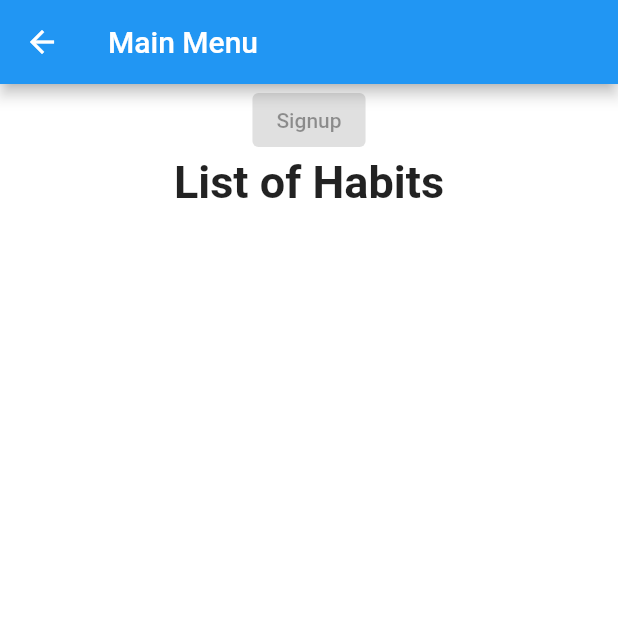
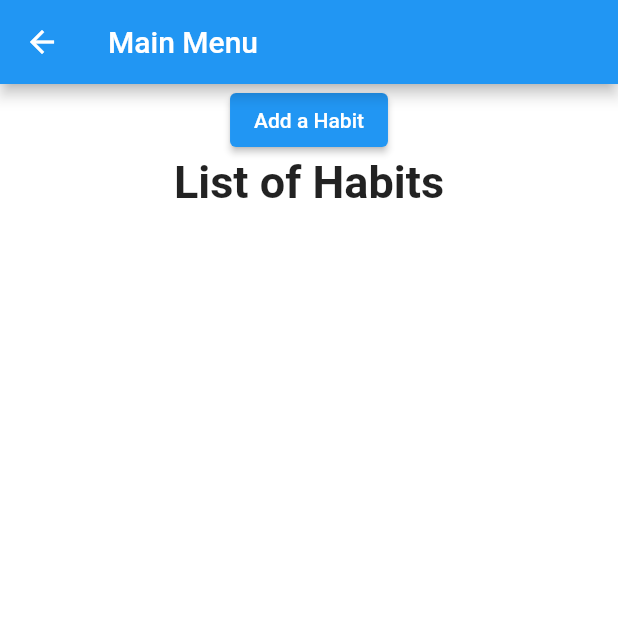
Before and after one commit to schwalbevans/better_with_friends, a Flutter app: the initalMenu screen opened directly, on a phone screen of 412 x 824 dp, the top half of it. Run offline on Flutter 3.47's test engine with Material 2 defaults, Android fonts, the phone set to English and light mode, and no system bars; our stand-ins replace firebase_auth, firebase_core; accounts and stored records are empty.

Commit message:
Added dialog box to add habit

```diff
--- a/lib/screens/components/menu_body.dart
+++ b/lib/screens/components/menu_body.dart
@@ -1,25 +1,45 @@
 
-import 'dart:ffi';
+
+
+
 import 'package:better_with_friends/screens/components/background_menu.dart';
 import 'package:flutter/material.dart';
 
 class menuBody extends StatelessWidget {
+
+
+
   @override
   Widget build(BuildContext context) {
     return Background_Menu(
       child: Column(
         //mainAxisAlignment: MainAxisAlignment.center,
-        children: const <Widget>[
-          ElevatedButton(onPressed: null,
-              child: Text('Signup')),
-          Text("List of Habits",
+        children: <Widget>[
+          ElevatedButton(
+              onPressed: () {
+                openDialog(context);
+              },
+              child: const Text('Add a Habit')),
+          const Text("List of Habits",
         style: TextStyle(fontWeight: FontWeight.bold,fontSize: 30)
     ),
-
 
     ],
 
     ),
+
     );
+
   }
+
+void openDialog(context) => showDialog( builder: (context) => AlertDialog(
+    title: Text('New Habit'),
+    content: TextField(
+      decoration: InputDecoration(hintText: 'Enter your Habit Name'),
+    ),
+    actions: [
+      TextButton(onPressed: () {}, child: Text('SUBMIT')),
+    ],
+  ), context:context,
+  );
 }
```
